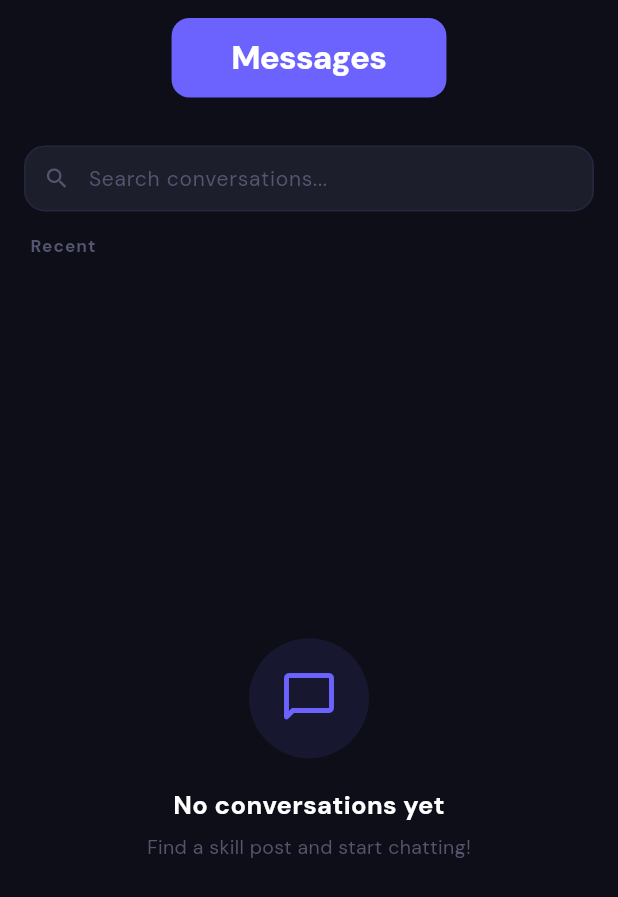
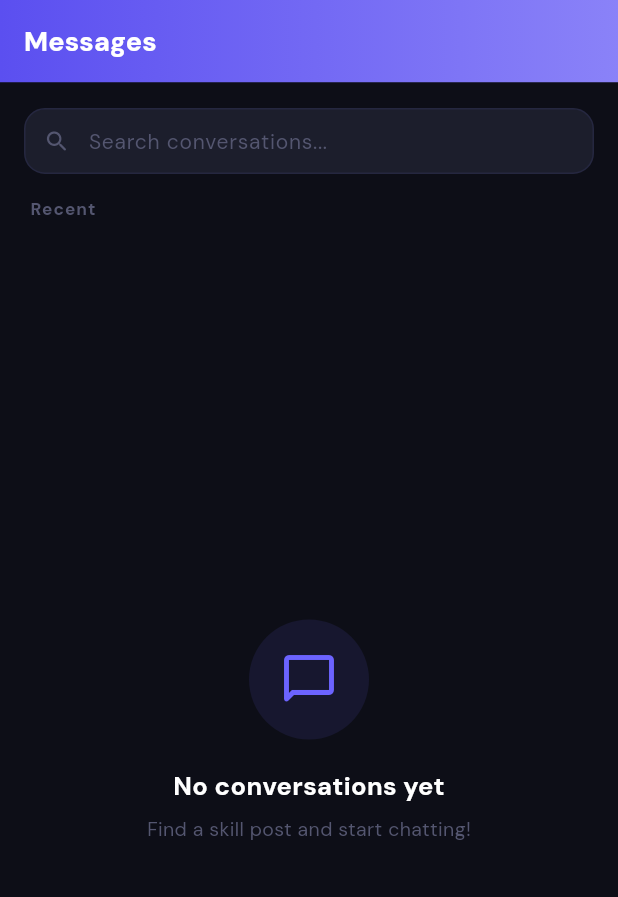
Before and after one commit to garg19anushka/Swaply, a Flutter app: the ChatListScreen screen opened directly, on a phone screen of 412 x 824 dp. Shown: the top 897 px of the screen. Run offline on Flutter 3.47's test engine with Material 3 defaults, Android fonts, the phone set to English and light mode, and no system bars; drawn by our look-alikes of flutter_animate; our stand-ins replace badges, flutter_rating_bar, google_fonts, google_generative_ai, image_picker, shimmer and 2 more; accounts and stored records are empty; statements that could not run were skipped.

Commit message:
Chat screen

```diff
--- a/lib/screens/chat/chat_list_screen.dart
+++ b/lib/screens/chat/chat_list_screen.dart
@@ -93,34 +93,37 @@ class _ChatListScreenState extends State<ChatListScreen> {
       backgroundColor: _bg,
       body: Column(
         children: [
-          // ── Header with centered purple box ──────────────────────────────
+          // ── Header: full-width purple gradient ───────────────────────────
           Container(
-            color: _bg,
+            width: double.infinity,
+            decoration: const BoxDecoration(
+              gradient: LinearGradient(
+                begin: Alignment.centerLeft,
+                end: Alignment.centerRight,
+                colors: [
+                  Color(0xFF5B4FF0), // deep purple-violet left
+                  Color(0xFF8A82F8), // lighter lavender right
+                ],
+              ),
+            ),
             child: SafeArea(
               bottom: false,
               child: Padding(
-                padding: const EdgeInsets.fromLTRB(20, 12, 20, 18),
-                child: Center(
-                  child: Container(
-                    padding: const EdgeInsets.symmetric(horizontal: 40, vertical: 10),
-                    decoration: BoxDecoration(
-                      color: _purple,
-                      borderRadius: BorderRadius.circular(12),
-                    ),
-                    child: Text(
-                      'Messages',
-                      style: GoogleFonts.dmSans(
-                        color: _textMain,
-                        fontSize: 22,
-                        fontWeight: FontWeight.w800,
-                        letterSpacing: -0.5,
-                      ),
-                    ),
+                padding: const EdgeInsets.symmetric(horizontal: 16, vertical: 14),
+                child: Text(
+                  'Messages',
+                  style: GoogleFonts.dmSans(
+                    color: _textMain,
+                    fontSize: 18,
+                    fontWeight: FontWeight.w800,
+                    letterSpacing: 0.1,
                   ),
                 ),
               ),
             ),
           ),
+          // thin dark divider below header
+          Container(height: 3, color: const Color(0xFF0D0E17)),
 
           // ── Search bar ───────────────────────────────────────
           Padding(
```
